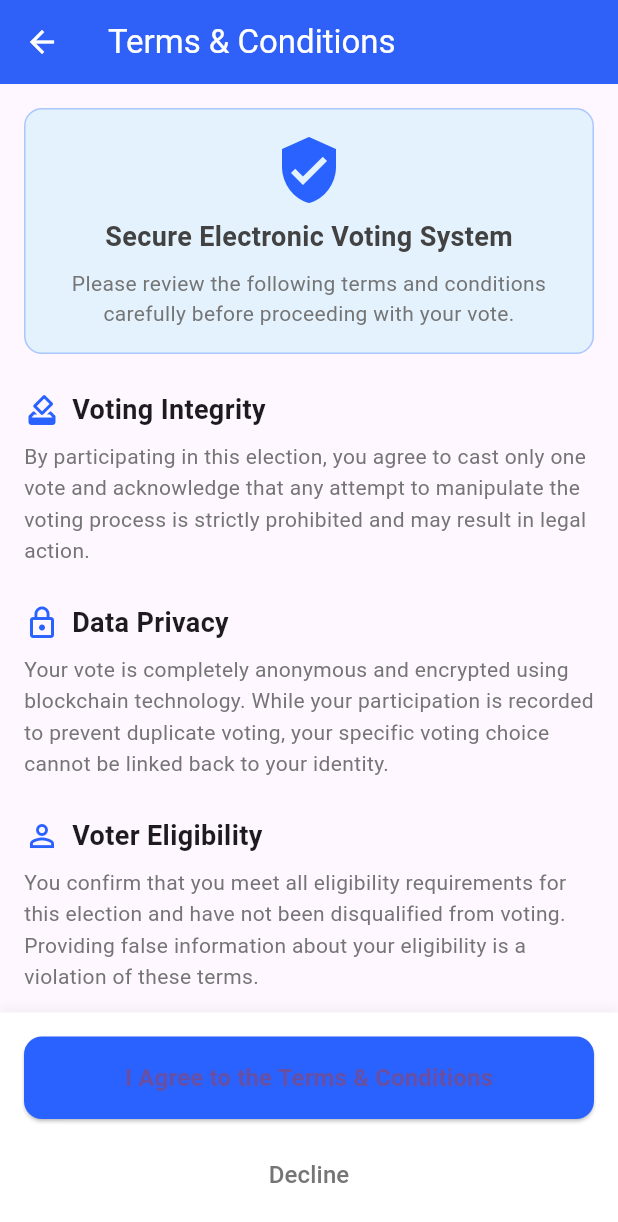
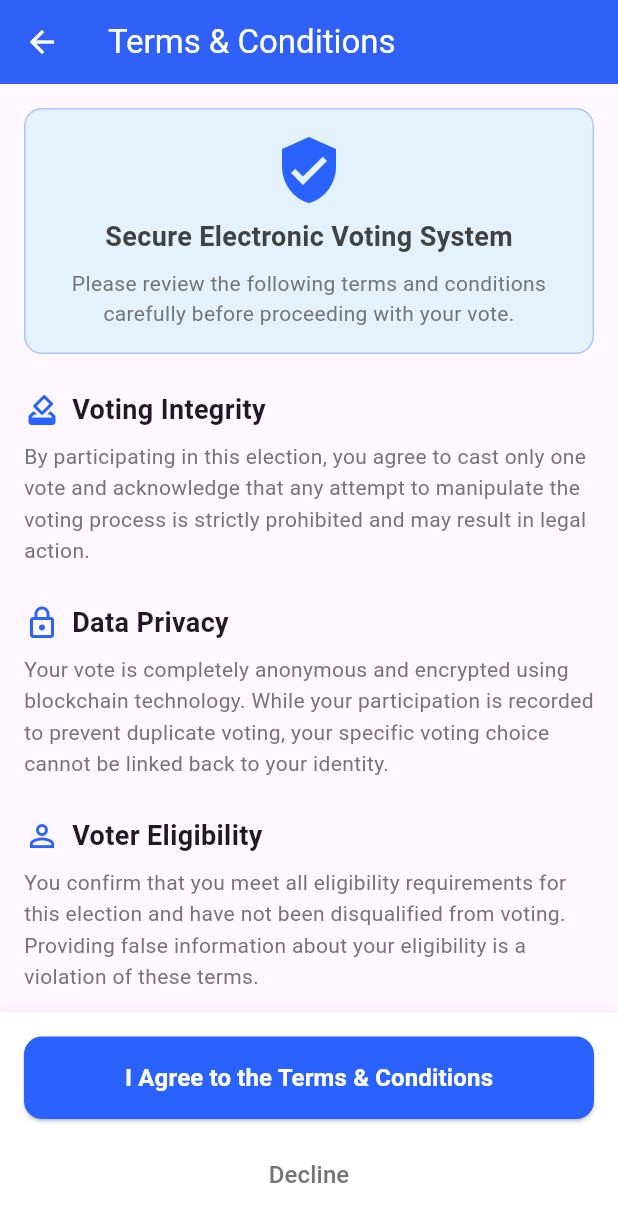
Before and after one commit to shuzaifak/Voting-App, a Flutter app: the TermsAndConditionsScreen screen opened directly with empty values, on a phone screen of 412 x 824 dp. Shown: the top 1222 px of the screen. Run offline on Flutter 3.47's test engine with Material 3 defaults, Android fonts, the phone set to English and light mode, and no system bars; our stand-ins replace animated_splash_screen, camera, cloud_firestore, connectivity_plus, email_validator, firebase_auth and 4 more; missing offline and left inert: google_mlkit_face_detection; accounts and stored records are empty.

Commit message:
Text Update

```diff
--- a/lib/HomeScreen.dart
+++ b/lib/HomeScreen.dart
@@ -7,6 +7,7 @@ import 'package:voting_system/login_screen.dart';
 import 'package:voting_system/main.dart';
 import 'package:voting_system/profile_screen.dart';
 import 'package:voting_system/results_screen.dart';
+import 'package:voting_system/terms_and_conditions_screen.dart';
 
 import 'election_detail_screen.dart';
 import 'election_list.dart';
@@ -384,7 +385,7 @@ class _HomeScreenState extends State<HomeScreen> {
                         Navigator.push(
                           context,
                           MaterialPageRoute(
-                            builder: (context) => ElectionDetailsScreen(
+                            builder: (context) => TermsAndConditionsScreen(
                               electionId: doc.id,
                             ),
                           ),
--- a/lib/terms_and_conditions_screen.dart
+++ b/lib/terms_and_conditions_screen.dart
@@ -189,6 +189,7 @@ class TermsAndConditionsScreen extends StatelessWidget {
               style: TextStyle(
                 fontSize: 16,
                 fontWeight: FontWeight.bold,
+                color: Colors.white
               ),
             ),
           ),
```
